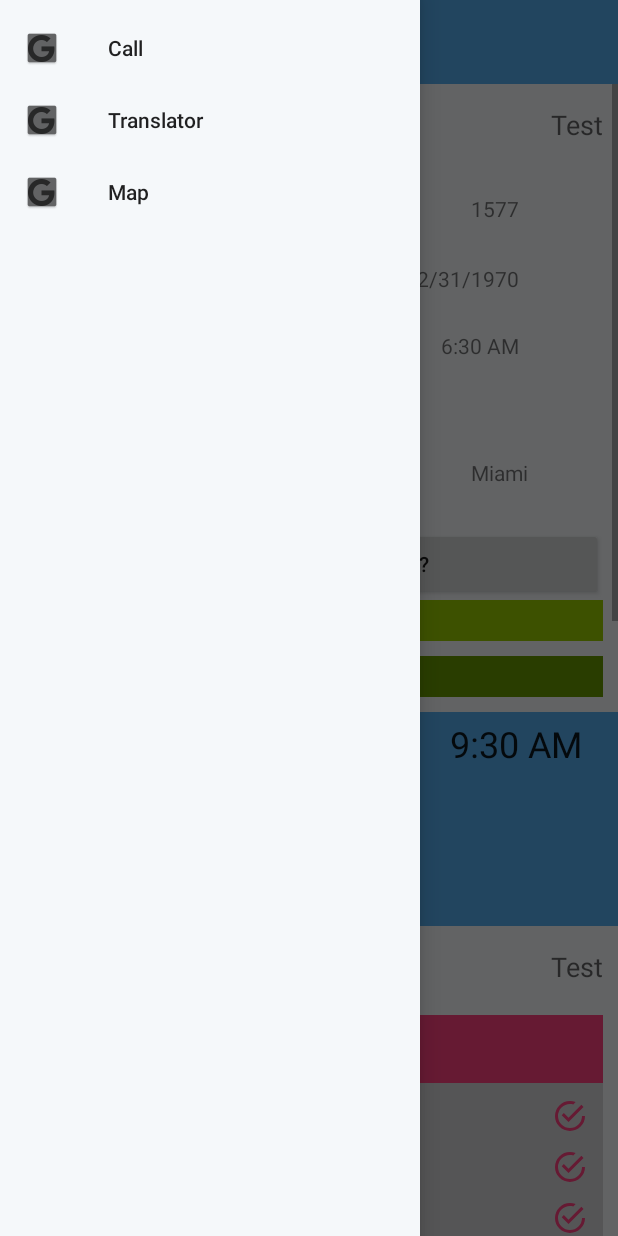
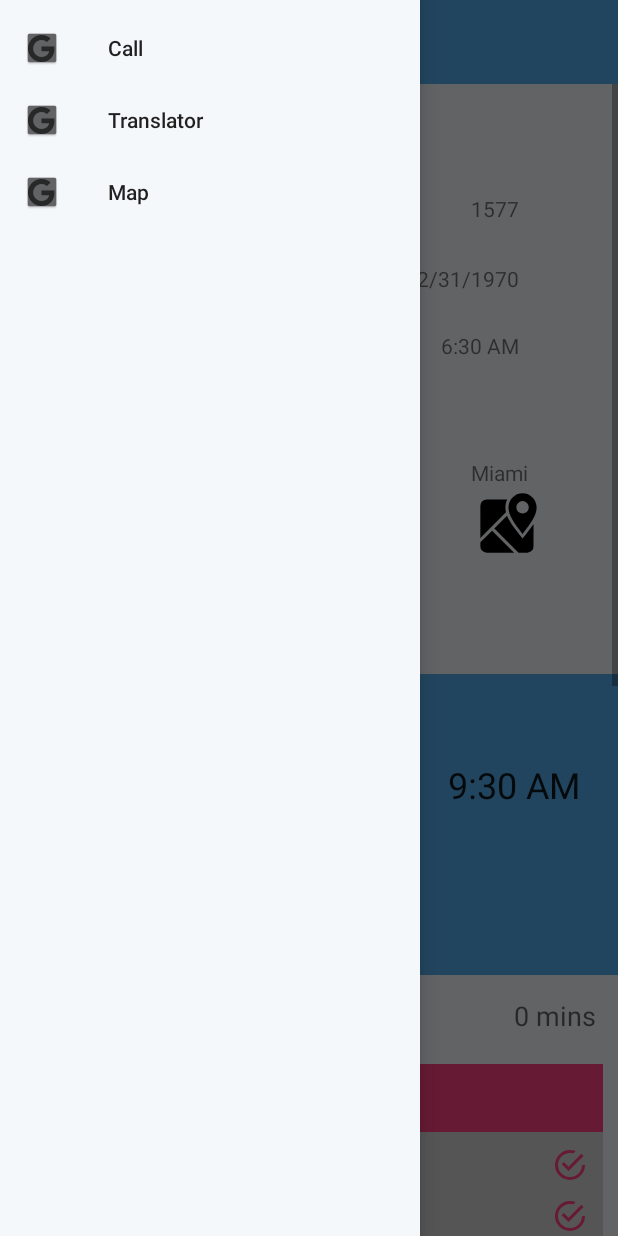
Before and after one commit to travelExotikos/Exotikos, an Android app: the fragment DestinationFragment placed in its activity, with the side drawer open, on a phone screen of 412 x 824 dp. Run offline under Robolectric (Android 15) with nearby library versions, the phone set to English and light mode, and no system bars; our stand-ins replace ButterKnife, data binding; libraries missing offline, so code that uses them is left out: com.crashlytics.android, com.facebook.stetho, com.github.aakira.expandablelayout, com.raizlabs.android, io.fabric.sdk and 4 more; plain views replace ExpandableRelativeLayout; 36 statements that could not run were skipped.

Commit message:
added dates and time correctly on boarding, destination and prep card

```diff
--- a/app/src/main/java/com/exotikosteam/exotikos/activities/TravelStatusActivity.java
+++ b/app/src/main/java/com/exotikosteam/exotikos/activities/TravelStatusActivity.java
@@ -18,11 +18,13 @@ import com.exotikosteam.exotikos.fragments.TravelPrepFragment;
 import com.exotikosteam.exotikos.models.airport.Airport;
 import com.exotikosteam.exotikos.models.trip.Flight;
 import com.exotikosteam.exotikos.models.trip.TripStatus;
+import com.exotikosteam.exotikos.utils.Utils;
 import com.exotikosteam.exotikos.webservices.flightstats.AirportsApiEndpoint;
 
 import org.parceler.Parcels;
 
 import java.util.ArrayList;
+import java.util.Date;
 import java.util.List;
 
 import rx.Observable;
@@ -55,24 +57,28 @@ public class TravelStatusActivity extends ExotikosBaseActivity implements Fragme
         getAirport(flight.getDepartureAirportIATA());
 
 
-        cardViewFragmentList.add(0, CardViewFragment.newInstance("Travel Preparation", "Test", true));
+        cardViewFragmentList.add(0, CardViewFragment.newInstance("Travel Preparation", "", true));
         TravelPrepFragment prepFragment = TravelPrepFragment.newInstance(trip);
         cardViewFragmentList.get(0).setFragment(prepFragment);
 
-        cardViewFragmentList.add(1, CardViewFragment.newInstance("Checkin", "Test", true));
-        //Change this to Checking Fragment once ada is done
+        Date departureTime = Utils.parseFlightstatsDate(flight.getDepartureTime());
+
+        cardViewFragmentList.add(1, CardViewFragment.newInstance("Checkin", Utils.getCheckinTimeDelta(departureTime), true));
+        //Change this to Checking Fragment once ada is done @TODO Adriana
         SecurityCheckinFragment checkinFragment = SecurityCheckinFragment.newInstance(trip);
         cardViewFragmentList.get(1).setFragment(checkinFragment);
 
-        cardViewFragmentList.add(2, CardViewFragment.newInstance("Security Checkin", "Test", true));
+        cardViewFragmentList.add(2, CardViewFragment.newInstance("Security Checkin", Utils.getTimeDeltaFromCurrent(departureTime), true));
         SecurityCheckinFragment securityCheckinFragment = SecurityCheckinFragment.newInstance(trip);
         cardViewFragmentList.get(2).setFragment(securityCheckinFragment);
 
-        cardViewFragmentList.add(3, CardViewFragment.newInstance("Boarding", "Test", true));
+        cardViewFragmentList.add(3, CardViewFragment.newInstance("Boarding", Utils.getTimeDeltaFromCurrent(departureTime), true));
         BoardingGateFragment boardingGateFragment = BoardingGateFragment.newInstance(trip);
         cardViewFragmentList.get(3).setFragment(boardingGateFragment);
 
-        cardViewFragmentList.add(4, CardViewFragment.newInstance("Destination", "Test", true));
+        cardViewFragmentList.add(4, CardViewFragment.newInstance("Destination",
+                Utils.getTimeDeltaFromCurrent(
+                        Utils.parseFlightstatsDate(flight.getArrivalTime())), true));
         DestinationFragment destinationFragment = DestinationFragment.newInstance(trip);
         cardViewFragmentList.get(4).setFragment(destinationFragment);
 
@@ -102,7 +108,6 @@ public class TravelStatusActivity extends ExotikosBaseActivity implements Fragme
     @Override
     public void getTripInstance(TripStatus trip) {
         this.trip = trip;
-        //showTravelStatusFragment();
     }
 
     @Override
@@ -122,12 +127,6 @@ public class TravelStatusActivity extends ExotikosBaseActivity implements Fragme
         if(buttonName.equals("LaunchSecurityCheckinVideoHelpPage")) {
             showSecurityCheckinHelpVideoActivity();
         }
-//        if(buttonName.equals("LaunchBoardingPage")) {
-//            showBoardingPageFragment();
-//        }
-//        if(buttonName.equals("launchDestinationPage")) {
-//            showDestinationPageFragment();
-//        }
     }
 
     private void showDestinationPageFragment() {
--- a/app/src/main/java/com/exotikosteam/exotikos/fragments/BoardingGateFragment.java
+++ b/app/src/main/java/com/exotikosteam/exotikos/fragments/BoardingGateFragment.java
@@ -49,18 +49,11 @@ public class BoardingGateFragment extends Fragment {
 
     public void populateFields() {
         Flight flight = trip.getFlights().get(trip.getCurrentFlight());
-        fragmentBoardingMainBinding.tvBoardingGate.setText(Constants.GATE + flight.getDepartureGate());
+        fragmentBoardingMainBinding.tvBoardingGate.setText(Constants.GATE + ((flight.getDepartureGate() != null) ? flight.getDepartureGate() : "N/A"));
         fragmentBoardingMainBinding.tvTerminal.setText(Constants.TERMINAL + flight.getDepartureTerminal());
 
-        //getDepartureTimeUTC is null!
         Date departureTime = Utils.parseFlightstatsDate(flight.getDepartureTime());
-        Date currentTime = new Date();
-        long timeToBoardMin = Utils.getDiffTime(currentTime, departureTime);
-        int hours = (int)timeToBoardMin/60;
-        int min = (int)timeToBoardMin%60;
-        String boardTime = Constants.YOUHAVE + Integer.toString(hours) + " hours " + Integer.toString(min) + " mins" +
-                Constants.TOBOARD;
-        fragmentBoardingMainBinding.tvTimetoBoard.setText(boardTime);
+        fragmentBoardingMainBinding.tvTimetoBoard.setText(Utils.getReadytoPrintBoardingTimeDelta(departureTime));
     }
 
     public static BoardingGateFragment newInstance(TripStatus trip) {
@@ -71,4 +64,6 @@ public class BoardingGateFragment extends Fragment {
         return fragment;
     }
 
+
+
 }
--- a/app/src/main/java/com/exotikosteam/exotikos/fragments/DestinationFragment.java
+++ b/app/src/main/java/com/exotikosteam/exotikos/fragments/DestinationFragment.java
@@ -40,6 +40,7 @@ public class DestinationFragment extends Fragment {
         destinationFragment.tvArrivalTime.setText(Utils.convertToTime(flight.getArrivalTime()));
         destinationFragment.tvCarousel.setText(flight.getBaggage());
         destinationFragment.tvArrivalGate.setText(flight.getArrivalGate());
+        destinationFragment.tvLandingDate.setText(Utils.convertToDate(flight.getArrivalTime()));
     }
 
     public static DestinationFragment newInstance(TripStatus trip) {
--- a/app/src/main/java/com/exotikosteam/exotikos/fragments/TravelPrepFragment.java
+++ b/app/src/main/java/com/exotikosteam/exotikos/fragments/TravelPrepFragment.java
@@ -19,6 +19,8 @@ import com.exotikosteam.exotikos.utils.Constants;
 import com.exotikosteam.exotikos.utils.Utils;
 
 import org.parceler.Parcels;
+
+import java.util.Date;
 
 /**
  * Created by lramaswamy on 11/12/16.
@@ -58,10 +60,14 @@ public class TravelPrepFragment extends Fragment {
     private void populateData() {
         Flight flight = trip.getFlights().get(trip.getCurrentFlight());
         tvFlightNumber.setText(flight.getFlightNumber());
-        tvDepartureCity.setText(flight.getDepartureCity()); // @TODO empty : ada/yeyus
-        tvDepDate.setText(Utils.convertToDate(flight.getDepartureTime())); // @TODO need to parse this: Lakshmy
-        tvDestination.setText(flight.getArrivalCity()); // @TODO empty : ada/yeyus
+        tvDepartureCity.setText(flight.getDepartureCity());
+        tvDepDate.setText(Utils.convertToDate(flight.getDepartureTime()));
+        tvDestination.setText(flight.getArrivalCity());
         prepFragmentBinding.tvDepartureTime.setText(Utils.convertToTime(flight.getDepartureTime()));
+
+        Date departureTime = Utils.parseFlightstatsDate(flight.getDepartureTime());
+        tvCheckinDaysLeft.setText(Utils.getReadytoPrintCheckinTimeDelta(departureTime));
+        tvBoarding.setText(Utils.getReadytoPrintBoardingTimeDelta(departureTime));
     }
 
     private void setupBindings() {
--- a/app/src/main/java/com/exotikosteam/exotikos/utils/Constants.java
+++ b/app/src/main/java/com/exotikosteam/exotikos/utils/Constants.java
@@ -14,5 +14,7 @@ public class Constants {
     public static final String GATE = "Gate  ";
 
     public static final String YOUHAVE = "You have ";
-    public static final String TOBOARD = " to board";
+    public static final String TOBOARD = " to Board";
+    public static final String TOCHECKIN = " to Checkin";
+
 }
--- a/app/src/main/java/com/exotikosteam/exotikos/utils/Utils.java
+++ b/app/src/main/java/com/exotikosteam/exotikos/utils/Utils.java
@@ -55,26 +55,78 @@ public class Utils {
         SimpleDateFormat format = new SimpleDateFormat("yyyy-MM-dd'T'HH:mm:ss.S");
         try {
             Date d = format.parse(date);
-            return (DateFormat.format("EEE, MMM yyyy", d)).toString();
+            return (DateFormat.format("EEE, MMM dd, yyyy", d)).toString();
         } catch (Exception e) {
             e.printStackTrace();
         }
         return null;
     }
 
-    public static long getDiffTime(Date date1, Date date2){
-        if (date2.getTime() - date1.getTime() < 0) {// if for example date1 = 22:00, date2 = 01:55.
+    private static long getDiffTime(Date date1, Date date2){
+        if (date2.getTime() - date1.getTime() < 0) {
             Calendar c = Calendar.getInstance();
             c.setTime(date2);
             c.add(Calendar.DATE, 1);
             date2 = c.getTime();
-        } //else for example date1 = 01:55, date2 = 03:55.
+        }
         long ms = date2.getTime() - date1.getTime();
 
-        //235 minutes ~ 4 hours for (22:00 -- 01:55).
-        //120 minutes ~ 2 hours for (01:55 -- 03:55).
         return TimeUnit.MINUTES.convert(ms, TimeUnit.MILLISECONDS);
     }
 
+    private static String convertminsToProperString(long timeToBoardMin) {
+        int days = 0;
+        int hours = 0;
+        if(timeToBoardMin > 24)
+            days = (int) timeToBoardMin/24/60;
+        hours = (int) timeToBoardMin/60%24;
+        int min = (int)timeToBoardMin%60;
+
+        StringBuffer sbf = new StringBuffer();
+        if(days > 0) {
+            sbf.append(Integer.toString(days));
+            sbf.append(" days ");
+        }
+        if(hours > 0) {
+            sbf.append(Integer.toString(hours));
+            sbf.append(" hours ");
+        }
+        sbf.append(Integer.toString(min));
+        sbf.append(" mins ");
+        return sbf.toString();
+    }
+
+    public static String getTimeDeltaFromCurrent(Date departureTime) {
+        Date currentTime = new Date();
+        long timeToBoardMin = Utils.getDiffTime(currentTime, departureTime);
+        return Utils.convertminsToProperString(timeToBoardMin);
+    }
+
+    public static String getReadytoPrintBoardingTimeDelta(Date departureTime) {
+        Date currentTime = new Date();
+        long timeToBoardMin = Utils.getDiffTime(currentTime, departureTime);
+        String boardTime = Constants.YOUHAVE + Utils.convertminsToProperString(timeToBoardMin) + Constants.TOBOARD;
+        return boardTime;
+    }
+
+    public static String getReadytoPrintCheckinTimeDelta(Date departureTime) {
+        Calendar c = Calendar.getInstance();
+        c.setTime(departureTime);
+        c.add(Calendar.DATE, -1);
+        Date currentTime = new Date();
+        long timeToBoardMin = Utils.getDiffTime(currentTime, c.getTime());
+        String boardTime = Constants.YOUHAVE + Utils.convertminsToProperString(timeToBoardMin) + Constants.TOCHECKIN;
+        return boardTime;
+    }
+
+    public static String getCheckinTimeDelta(Date departureTime) {
+        Calendar c = Calendar.getInstance();
+        c.setTime(departureTime);
+        c.add(Calendar.DATE, -1);
+        Date currentTime = new Date();
+        long timeToBoardMin = Utils.getDiffTime(currentTime, c.getTime());
+        return Utils.convertminsToProperString(timeToBoardMin);
+
+    }
 
 }
--- /dev/null
+++ b/app/src/main/res/drawable/google_maps.xml
@@ -0,0 +1,8 @@
+<!-- drawable/google_maps.xml -->
+<vector xmlns:android="http://schemas.android.com/apk/res/android"
+    android:height="24dp"
+    android:width="24dp"
+    android:viewportWidth="24"
+    android:viewportHeight="24">
+    <path android:fillColor="#000" android:pathData="M5,4A2,2 0 0,0 3,6V16.29L11.18,8.11C11.06,7.59 11,7.07 11,6.53C11,5.62 11.2,4.76 11.59,4H5M18,21A2,2 0 0,0 20,19V11.86C19.24,13 18.31,14.21 17.29,15.5L16.5,16.5L15.72,15.5C14.39,13.85 13.22,12.32 12.39,10.91C12.05,10.33 11.76,9.76 11.53,9.18L7.46,13.25L15.21,21H18M3,19A2,2 0 0,0 5,21H13.79L6.75,13.96L3,17.71V19M16.5,15C19.11,11.63 21,9.1 21,6.57C21,4.05 19,2 16.5,2C14,2 12,4.05 12,6.57C12,9.1 13.87,11.63 16.5,15M18.5,6.5A2,2 0 0,1 16.5,8.5A2,2 0 0,1 14.5,6.5A2,2 0 0,1 16.5,4.5A2,2 0 0,1 18.5,6.5Z" />
+</vector>
--- a/app/src/main/res/layout/fragment_destination.xml
+++ b/app/src/main/res/layout/fragment_destination.xml
@@ -13,6 +13,27 @@
             android:textAppearance="@style/Base.TextAppearance.AppCompat.Title"
             android:layout_marginLeft="@dimen/fragment_horizontal_margin"
             android:layout_marginTop="@dimen/fragment_horizontal_margin"
+            android:id="@+id/tvLandingDateLbl" />
+
+        <TextView
+            tools:text="15, Nov 2016"
+            android:layout_width="wrap_content"
+            android:layout_height="wrap_content"
+            android:textAppearance="@style/Base.TextAppearance.AppCompat.Medium"
+            android:layout_alignBottom="@+id/tvLandingDateLbl"
+            android:layout_alignLeft="@+id/tvArrivalTime"
+            android:layout_alignStart="@+id/tvArrivalTime"
+            android:layout_marginTop="@dimen/fragment_horizontal_margin"
+            android:id="@+id/tvLandingDate" />
+
+        <TextView
+            android:text="@string/landing"
+            android:layout_width="wrap_content"
+            android:layout_height="wrap_content"
+            android:layout_below="@+id/tvLandingDateLbl"
+            android:textAppearance="@style/Base.TextAppearance.AppCompat.Title"
+            android:layout_marginLeft="@dimen/fragment_horizontal_margin"
+            android:layout_marginTop="25dp"
             android:id="@+id/tvLandingLbl" />
 
         <TextView
@@ -23,8 +44,8 @@
             android:layout_alignBottom="@+id/tvLandingLbl"
             android:layout_alignParentRight="true"
             android:layout_alignParentEnd="true"
-            android:layout_marginRight="24dp"
-            android:layout_marginEnd="24dp"
+            android:layout_marginRight="25dp"
+            android:layout_marginEnd="25dp"
             android:id="@+id/tvArrivalTime" />
 
         <TextView
@@ -35,7 +56,7 @@
             android:layout_below="@+id/tvLandingLbl"
             android:layout_alignLeft="@+id/tvLandingLbl"
             android:layout_alignStart="@+id/tvLandingLbl"
-            android:layout_marginTop="21dp"
+            android:layout_marginTop="25dp"
             android:id="@+id/tvCarouselLbl" />
 
         <TextView
@@ -57,7 +78,7 @@
             android:layout_alignLeft="@+id/tvLandingLbl"
             android:layout_alignStart="@+id/tvLandingLbl"
             android:textAppearance="@style/Base.TextAppearance.AppCompat.Title"
-            android:layout_marginTop="24dp"
+            android:layout_marginTop="25dp"
             android:id="@+id/tvArrivalGatelbl" />
 
         <TextView
@@ -71,5 +92,7 @@
             android:id="@+id/tvArrivalGate" />
 
 
+
+
     </RelativeLayout>
 </layout>
--- a/app/src/main/res/layout/fragment_travel_prep.xml
+++ b/app/src/main/res/layout/fragment_travel_prep.xml
@@ -1,5 +1,6 @@
 <layout xmlns:android="http://schemas.android.com/apk/res/android"
-    xmlns:tools="http://schemas.android.com/tools">
+    xmlns:tools="http://schemas.android.com/tools"
+    xmlns:app="http://schemas.android.com/apk/res-auto">
     <RelativeLayout
         android:orientation="vertical"
         android:layout_width="match_parent"
@@ -108,22 +109,11 @@
             android:id="@+id/tvDestination"
             android:layout_alignTop="@+id/tvDestinationLbl" />
 
-        <Button
-            android:text="@string/findAiport"
-            android:layout_width="match_parent"
-            android:layout_height="wrap_content"
-            android:id="@+id/btnAirportPage"
-            android:layout_below="@+id/tvDestinationLbl"
-            android:layout_alignParentLeft="true"
-            android:layout_alignParentStart="true"
-            android:layout_marginTop="27dp" />
-
         <TextView
             tools:text="Checkin before 31Days"
             android:layout_width="match_parent"
             android:layout_height="wrap_content"
             android:textAppearance="@style/Base.TextAppearance.AppCompat.Title"
-            android:background="@android:color/holo_green_light"
             android:id="@+id/tvCheckinDaysLeft"
             android:layout_below="@+id/btnAirportPage"
             android:layout_alignParentLeft="true"
@@ -135,10 +125,19 @@
             android:layout_height="wrap_content"
             android:textAppearance="@style/Base.TextAppearance.AppCompat.Title"
             android:id="@+id/tvBoarding"
-            android:background="@android:color/holo_green_dark"
             android:layout_below="@+id/tvCheckinDaysLeft"
             android:layout_alignParentLeft="true"
             android:layout_alignParentStart="true"
             android:layout_marginTop="@dimen/fragment_horizontal_margin"/>
+
+        <Button
+            android:background="@drawable/google_maps"
+            android:layout_width="50dp"
+            android:layout_height="50dp"
+            android:id="@+id/btnAirportPage"
+            android:gravity="end"
+            android:layout_below="@+id/tvDestination"
+            android:layout_alignLeft="@+id/tvDestination"
+            android:layout_alignStart="@+id/tvDestination" />
     </RelativeLayout>
 </layout>
```
